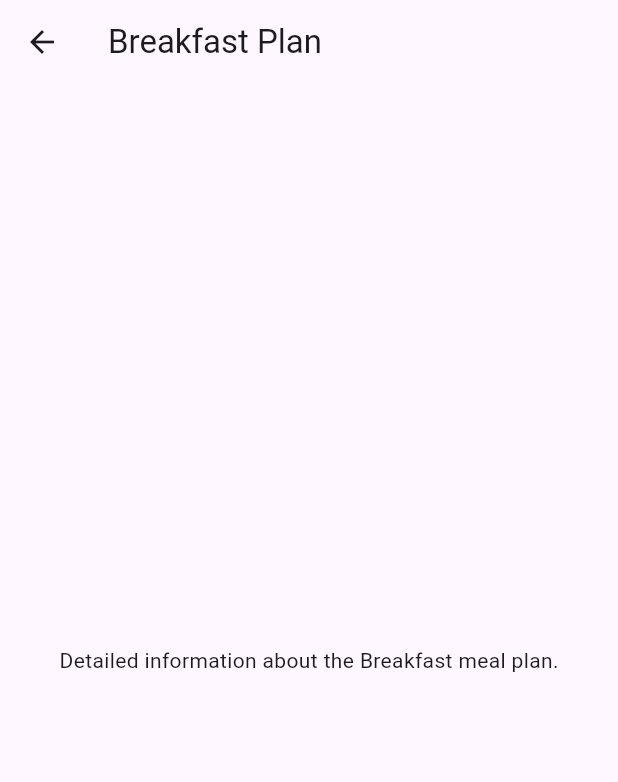
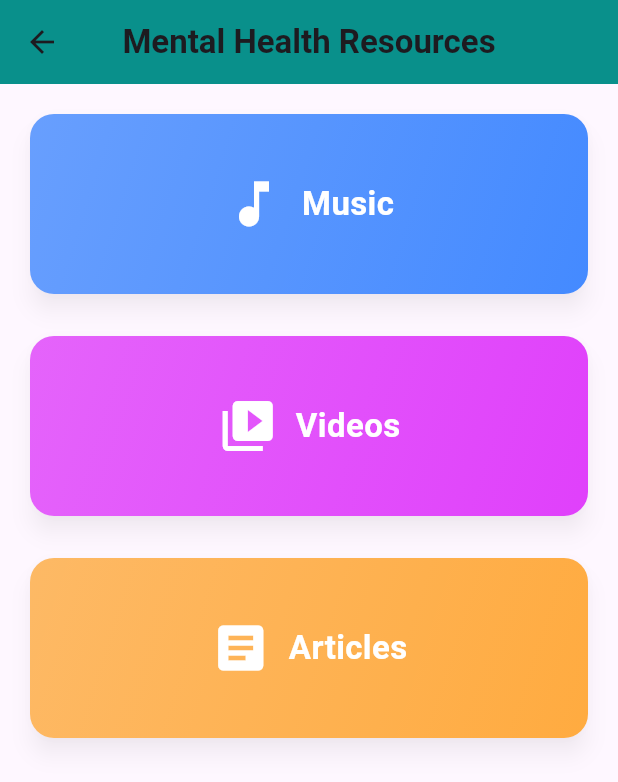
Before and after one commit to darshanaweerasooriya/Fitness_app_frontend, a Flutter app: the dashboardScreen screen opened directly, after a tap on "Mental health", on a phone screen of 412 x 824 dp. Shown: the top 782 px of the screen. Run offline on Flutter 3.47's test engine with Material 3 defaults, Android fonts, the light colour scheme and no system bars; our stand-ins replace shared_preferences; accounts and stored records are empty; network calls fail.

Commit message:
mental health Screens done

```diff
--- a/lib/screens/clients/dashboard.dart
+++ b/lib/screens/clients/dashboard.dart
@@ -1,5 +1,6 @@
 import 'package:finessmobileapp/screens/auth/clients/loging.dart';
 import 'package:finessmobileapp/screens/clients/exerciseSchedule.dart';
+import 'package:finessmobileapp/screens/clients/mentalhealthScreen.dart';
 import 'package:flutter/material.dart';
 import 'package:http/http.dart' as http;
 import  'dart:convert';
@@ -247,7 +248,7 @@ class _dashboardScreenState extends State<dashboardScreen> {
           onTap: () => Navigator.push(
             context,
             MaterialPageRoute(
-                builder: (_) => MealDetailPage(mealType: "Breakfast")),
+                builder: (_) => mentalhealth()),
           ),
         ),
         const SizedBox(height: 10),
--- /dev/null
+++ b/lib/screens/clients/mentalhealthScreen.dart
@@ -0,0 +1,222 @@
+import 'package:flutter/material.dart';
+
+class mentalhealth extends StatefulWidget {
+  const mentalhealth({super.key});
+
+  @override
+  State<mentalhealth> createState() => _mentalhealthState();
+}
+
+class _mentalhealthState extends State<mentalhealth> {
+  @override
+  Widget build(BuildContext context) {
+    return SafeArea(
+      child: Scaffold(
+        appBar: AppBar(
+          title: const Text(
+            "Mental Health Resources",
+            style: TextStyle(fontWeight: FontWeight.bold),
+          ),
+          centerTitle: true,
+          backgroundColor: Colors.teal,
+          elevation: 4,
+        ),
+        body: Padding(
+          padding: const EdgeInsets.all(16.0),
+          child: ListView(
+            children: [
+              _buildLinkCard(
+                title: "Music",
+                icon: Icons.music_note,
+                color: Colors.blueAccent,
+                onTap: () {
+                  Navigator.push(
+                    context,
+                    MaterialPageRoute(builder: (context) => const MusicScreen()),
+                  );
+                },
+              ),
+              const SizedBox(height: 20),
+              _buildLinkCard(
+                title: "Videos",
+                icon: Icons.video_library,
+                color: Colors.purpleAccent,
+                onTap: () {
+                  Navigator.push(
+                    context,
+                    MaterialPageRoute(builder: (context) => const VideoScreen()),
+                  );
+                },
+              ),
+              const SizedBox(height: 20),
+              _buildLinkCard(
+                title: "Articles",
+                icon: Icons.article,
+                color: Colors.orangeAccent,
+                onTap: () {
+                  Navigator.push(
+                    context,
+                    MaterialPageRoute(builder: (context) => const ArticleScreen()),
+                  );
+                },
+              ),
+            ],
+          ),
+        ),
+      ),
+    );
+  }
+
+  Widget _buildLinkCard({
+    required String title,
+    required IconData icon,
+    required Color color,
+    required VoidCallback onTap,
+  }) {
+    return InkWell(
+      onTap: onTap,
+      borderRadius: BorderRadius.circular(16),
+      child: Card(
+        shape: RoundedRectangleBorder(borderRadius: BorderRadius.circular(16)),
+        elevation: 6,
+        shadowColor: Colors.black26,
+        child: Container(
+          height: 120,
+          decoration: BoxDecoration(
+            borderRadius: BorderRadius.circular(16),
+            gradient: LinearGradient(
+              colors: [color.withOpacity(0.8), color],
+              begin: Alignment.topLeft,
+              end: Alignment.bottomRight,
+            ),
+          ),
+          child: Center(
+            child: Row(
+              mainAxisAlignment: MainAxisAlignment.center,
+              children: [
+                Icon(icon, color: Colors.white, size: 40),
+                const SizedBox(width: 12),
+                Text(
+                  title,
+                  style: const TextStyle(
+                    fontSize: 22,
+                    fontWeight: FontWeight.bold,
+                    color: Colors.white,
+                  ),
+                )
+              ],
+            ),
+          ),
+        ),
+      ),
+    );
+  }
+}
+
+// ===================== MUSIC SCREEN =====================
+class MusicScreen extends StatelessWidget {
+  const MusicScreen({super.key});
+
+  final List<Map<String, String>> musics = const [
+    {"title": "Relaxing Piano", "artist": "Calm Minds", "thumbnail": "🎹"},
+    {"title": "Ocean Waves", "artist": "Nature Sounds", "thumbnail": "🌊"},
+    {"title": "Guitar Chill", "artist": "Peaceful Tunes", "thumbnail": "🎸"},
+  ];
+
+  @override
+  Widget build(BuildContext context) {
+    return Scaffold(
+      appBar: AppBar(title: const Text("Music")),
+      body: ListView.builder(
+        itemCount: musics.length,
+        itemBuilder: (context, index) {
+          final music = musics[index];
+          return ListTile(
+            leading: Text(
+              music["thumbnail"]!,
+              style: const TextStyle(fontSize: 28),
+            ),
+            title: Text(music["title"]!),
+            subtitle: Text(music["artist"]!),
+            trailing: const Icon(Icons.play_arrow, color: Colors.teal),
+            onTap: () {
+              // here you can play music
+            },
+          );
+        },
+      ),
+    );
+  }
+}
+
+// ===================== VIDEO SCREEN =====================
+class VideoScreen extends StatelessWidget {
+  const VideoScreen({super.key});
+
+  final List<Map<String, String>> videos = const [
+    {"title": "Meditation Guide", "channel": "Mindful Living", "thumbnail": "🧘"},
+    {"title": "Stress Relief Yoga", "channel": "Yoga Hub", "thumbnail": "🧎"},
+    {"title": "Positive Thinking", "channel": "Motivation TV", "thumbnail": "💡"},
+  ];
+
+  @override
+  Widget build(BuildContext context) {
+    return Scaffold(
+      appBar: AppBar(title: const Text("Videos")),
+      body: ListView.builder(
+        itemCount: videos.length,
+        itemBuilder: (context, index) {
+          final video = videos[index];
+          return ListTile(
+            leading: Text(
+              video["thumbnail"]!,
+              style: const TextStyle(fontSize: 28),
+            ),
+            title: Text(video["title"]!),
+            subtitle: Text(video["channel"]!),
+            trailing: const Icon(Icons.play_circle_fill, color: Colors.purple),
+            onTap: () {
+              // here you can open video player
+            },
+          );
+        },
+      ),
+    );
+  }
+}
+
+// ===================== ARTICLE SCREEN =====================
+class ArticleScreen extends StatelessWidget {
+  const ArticleScreen({super.key});
+
+  final List<Map<String, String>> articles = const [
+    {"title": "5 Ways to Reduce Anxiety", "author": "Dr. Smith", "thumbnail": "📖"},
+    {"title": "The Power of Mindfulness", "author": "Jane Doe", "thumbnail": "🧠"},
+    {"title": "Healthy Sleep Habits", "author": "Sleep Foundation", "thumbnail": "😴"},
+  ];
+
+  @override
+  Widget build(BuildContext context) {
+    return Scaffold(
+      appBar: AppBar(title: const Text("Articles")),
+      body: ListView.builder(
+        itemCount: articles.length,
+        itemBuilder: (context, index) {
+          final article = articles[index];
+          return ListTile(
+            leading: Text(
+              article["thumbnail"]!,
+              style: const TextStyle(fontSize: 28),
+            ),
+            title: Text(article["title"]!),
+            subtitle: Text("By ${article["author"]!}"),
+            trailing: const Icon(Icons.arrow_forward_ios, color: Colors.orange),
+            onTap: () {
+              // here you can open article details page
+            },
+          );
+        },
+      ),
+    );
+  }
+}
```
